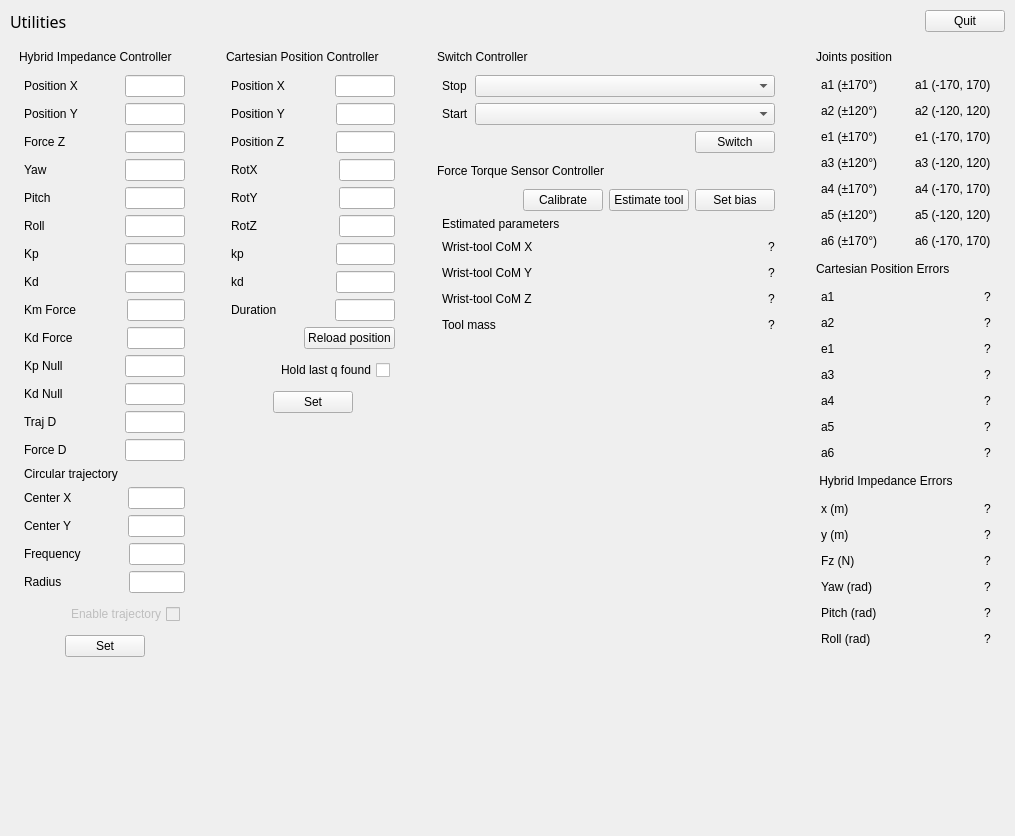
Above: ui/main_window.ui from xEnVrE/controller_switcher before the change. Below: the same form after it.
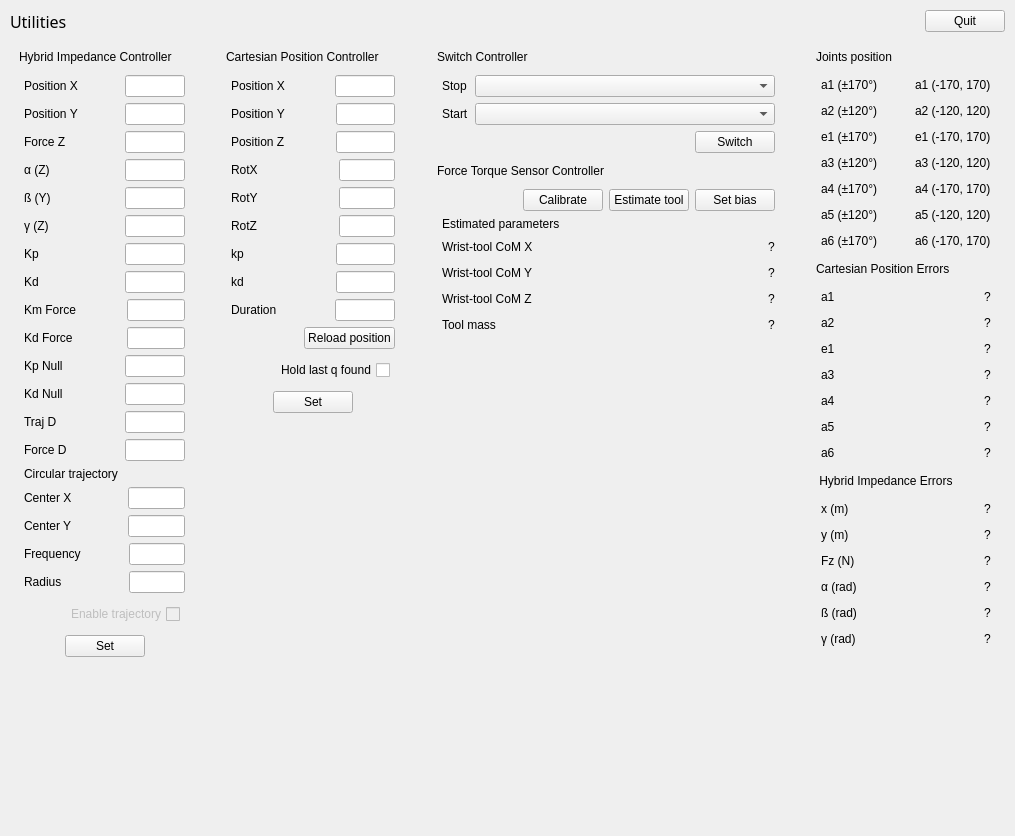
That is the form after the change. Icons and pictures are not drawn.

Commit message: Change yaw, pitch and roll to alpha, beta and gamma

```diff
--- a/ui/main_window.ui
+++ b/ui/main_window.ui
@@ -265,7 +265,7 @@
               <item>
                <widget class="QLabel" name="label_26">
                 <property name="text">
-                 <string>Yaw          </string>
+                 <string>α (Z)        </string>
                 </property>
                </widget>
               </item>
@@ -302,7 +302,7 @@
               <item>
                <widget class="QLabel" name="label_25">
                 <property name="text">
-                 <string>Pitch        </string>
+                 <string>ß (Y)        </string>
                 </property>
                </widget>
               </item>
@@ -339,7 +339,7 @@
               <item>
                <widget class="QLabel" name="label_24">
                 <property name="text">
-                 <string>Roll          </string>
+                 <string>γ (Z)        </string>
                 </property>
                </widget>
               </item>
@@ -2374,7 +2374,7 @@
               <item>
                <widget class="QLabel" name="labelCart_yaw">
                 <property name="text">
-                 <string>Yaw (rad)</string>
+                 <string>α (rad)</string>
                 </property>
                </widget>
               </item>
@@ -2405,7 +2405,7 @@
               <item>
                <widget class="QLabel" name="labelCart_pitch">
                 <property name="text">
-                 <string>Pitch (rad)</string>
+                 <string>ß (rad)</string>
                 </property>
                </widget>
               </item>
@@ -2436,7 +2436,7 @@
               <item>
                <widget class="QLabel" name="labelCart_roll">
                 <property name="text">
-                 <string>Roll (rad)</string>
+                 <string>γ (rad)</string>
                 </property>
                </widget>
               </item>
```
Left out of the diff: 12 changed lines with no effect on the pictures. The commit also changes 1 other file.
